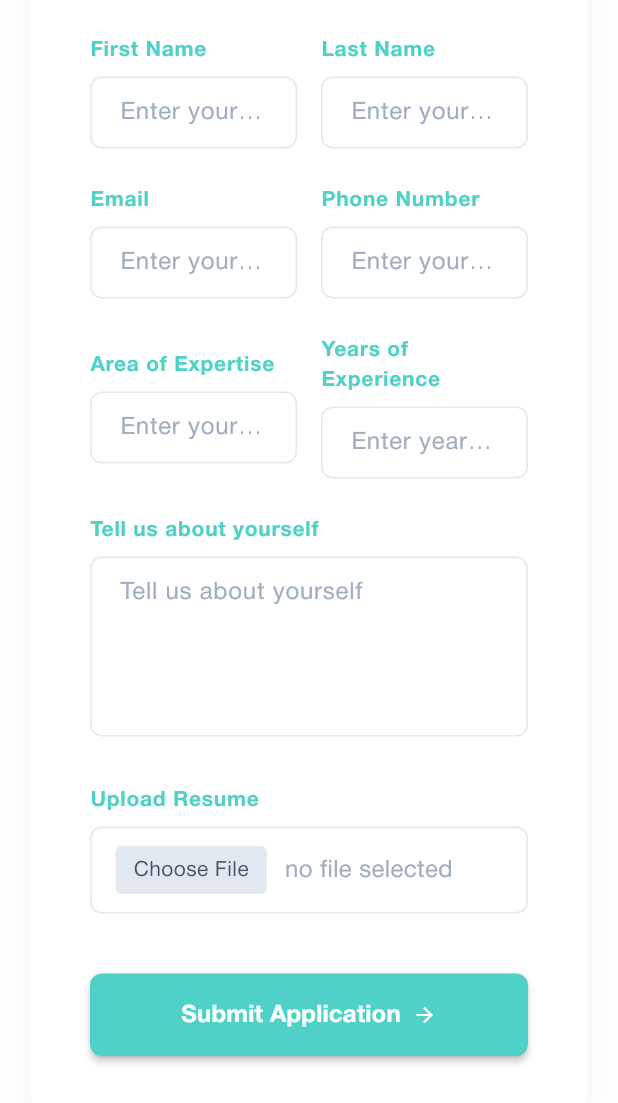
After one commit to dibindasky/egCollege, a Flutter app: the BecomeTrainerScreen screen opened by its route, scrolled down 1365 dp, after a tap on "Choose File", on a phone screen of 412 x 824 dp. The commit adds this screen. Shown: the top 1103 px of the screen. Run offline on Flutter 3.47's test engine with Material 3 defaults, Android fonts, the phone set to English and light mode, and no system bars; our stand-ins replace animate_do, dartz, dio, get, go_router, shared_preferences and 2 more; accounts and stored records are empty.

Commit message:
added trainer

```diff
--- a/lib/application/presentation/routes/routes.dart
+++ b/lib/application/presentation/routes/routes.dart
@@ -4,4 +4,5 @@ class Routes {
   static String about = '/about';
   static String courses = '/courses';
   static const String courseDetail = '/course_detail/:id';
+  static const String trainer = '/trainer';
 }
--- a/lib/application/presentation/routes/routes_config.dart
+++ b/lib/application/presentation/routes/routes_config.dart
@@ -1,6 +1,7 @@
 import 'package:edu_college/application/presentation/routes/route_title.dart';
 import 'package:edu_college/application/presentation/routes/routes.dart';
 import 'package:edu_college/application/presentation/screens/about/about.dart';
+import 'package:edu_college/application/presentation/screens/become_trainer/trainer.dart';
 import 'package:edu_college/application/presentation/screens/contact_us/contsct_us.dart';
 import 'package:edu_college/application/presentation/screens/course/course_detail.dart';
 import 'package:edu_college/application/presentation/screens/course/courses.dart';
@@ -47,6 +48,12 @@ class GoRouterConfig {
           return CourseDetailScreen(
               id: state.pathParameters['id'] ?? '', course: course['course']);
         }),
+    GoRoute(
+        path: Routes.trainer,
+        builder: (context, state) {
+          changeWebTitle(context, 'eduGardian - Trainer');
+          return const BecomeTrainerScreen();
+        }),
   ];
   static _errorScreen() => Scaffold(
         appBar: AppBar(title: const Text('Error')),
--- /dev/null
+++ b/lib/application/presentation/screens/become_trainer/trainer.dart
@@ -0,0 +1,596 @@
+import 'package:flutter/material.dart';
+
+class BecomeTrainerScreen extends StatefulWidget {
+  const BecomeTrainerScreen({super.key});
+
+  @override
+  State<BecomeTrainerScreen> createState() => _BecomeTrainerScreenState();
+}
+
+class _BecomeTrainerScreenState extends State<BecomeTrainerScreen> {
+  final _formKey = GlobalKey<FormState>();
+  final _firstNameController = TextEditingController();
+  final _lastNameController = TextEditingController();
+  final _emailController = TextEditingController();
+  final _phoneController = TextEditingController();
+  final _expertiseController = TextEditingController();
+  final _experienceController = TextEditingController();
+  final _aboutController = TextEditingController();
+
+  String? _selectedFileName;
+
+  @override
+  Widget build(BuildContext context) {
+    return Scaffold(
+      body: SingleChildScrollView(
+        child: Column(
+          children: [
+            // Header Section
+            _buildHeader(),
+
+            // Main Content
+            _buildMainContent(),
+          ],
+        ),
+      ),
+    );
+  }
+
+  Widget _buildHeader() {
+    return Container(
+      width: double.infinity,
+      decoration: const BoxDecoration(
+        gradient: LinearGradient(
+          colors: [
+            Color(0xFFE8F4F8),
+            Color(0xFFDCEDF4),
+          ],
+          begin: Alignment.topCenter,
+          end: Alignment.bottomCenter,
+        ),
+      ),
+      child: SafeArea(
+        child: Padding(
+          padding: const EdgeInsets.symmetric(horizontal: 20, vertical: 60),
+          child: Column(
+            children: [
+              // Main Title
+              const Text(
+                'Become a Trainer',
+                style: TextStyle(
+                  fontSize: 48,
+                  fontWeight: FontWeight.bold,
+                  color: Color(0xFF2D3748),
+                  height: 1.2,
+                ),
+                textAlign: TextAlign.center,
+              ),
+              const SizedBox(height: 16),
+
+              // Breadcrumb
+              Row(
+                mainAxisAlignment: MainAxisAlignment.center,
+                children: [
+                  GestureDetector(
+                    //  onTap: () => Navigator.pop(context),
+                    child: const Text(
+                      'Home',
+                      style: TextStyle(
+                        color: Color(0xFF718096),
+                        fontSize: 16,
+                      ),
+                    ),
+                  ),
+                  const SizedBox(width: 8),
+                  const Icon(
+                    Icons.chevron_right,
+                    size: 16,
+                    color: Color(0xFF718096),
+                  ),
+                  const SizedBox(width: 8),
+                  const Text(
+                    'Become a Trainer',
+                    style: TextStyle(
+                      color: Color(0xFF718096),
+                      fontSize: 16,
+                    ),
+                  ),
+                ],
+              ),
+            ],
+          ),
+        ),
+      ),
+    );
+  }
+
+  Widget _buildMainContent() {
+    return Container(
+      width: double.infinity,
+      color: Colors.white,
+      child: Padding(
+        padding: const EdgeInsets.all(20),
+        child: LayoutBuilder(
+          builder: (context, constraints) {
+            final isDesktop = constraints.maxWidth > 768;
+
+            return Column(
+              children: [
+                const SizedBox(height: 60),
+
+                // Join Our Team Section
+                _buildJoinTeamSection(),
+                const SizedBox(height: 80),
+
+                // Application Form Section
+                if (isDesktop) _buildDesktopLayout() else _buildMobileLayout(),
+
+                const SizedBox(height: 60),
+              ],
+            );
+          },
+        ),
+      ),
+    );
+  }
+
+  Widget _buildJoinTeamSection() {
+    return Column(
+      children: [
+        Container(
+          padding: const EdgeInsets.symmetric(horizontal: 20, vertical: 8),
+          decoration: BoxDecoration(
+            color: const Color(0xFF4FD1C7).withOpacity(0.1),
+            borderRadius: BorderRadius.circular(20),
+          ),
+          child: const Text(
+            'JOIN OUR TEAM',
+            style: TextStyle(
+              color: Color(0xFF4FD1C7),
+              fontSize: 14,
+              fontWeight: FontWeight.w600,
+              letterSpacing: 1.2,
+            ),
+          ),
+        ),
+        const SizedBox(height: 20),
+        const Text(
+          'Apply as a Trainer',
+          style: TextStyle(
+            fontSize: 42,
+            fontWeight: FontWeight.bold,
+            color: Color(0xFF2D3748),
+            height: 1.2,
+          ),
+          textAlign: TextAlign.center,
+        ),
+        const SizedBox(height: 24),
+        Container(
+          constraints: const BoxConstraints(maxWidth: 600),
+          child: const Text(
+            'Become a part of Vibe Education and inspire students through high-quality training. Share your expertise and help shape the future of learning.',
+            style: TextStyle(
+              fontSize: 18,
+              color: Color(0xFF718096),
+              height: 1.6,
+            ),
+            textAlign: TextAlign.center,
+          ),
+        ),
+      ],
+    );
+  }
+
+  Widget _buildDesktopLayout() {
+    return Container(
+      constraints: const BoxConstraints(maxWidth: 1200),
+      child: Row(
+        crossAxisAlignment: CrossAxisAlignment.start,
+        children: [
+          // Image Section
+          Expanded(
+            flex: 1,
+            child: _buildImageSection(),
+          ),
+          const SizedBox(width: 60),
+
+          // Form Section
+          Expanded(
+            flex: 1,
+            child: _buildFormSection(),
+          ),
+        ],
+      ),
+    );
+  }
+
+  Widget _buildMobileLayout() {
+    return Column(
+      children: [
+        _buildImageSection(),
+        const SizedBox(height: 40),
+        _buildFormSection(),
+      ],
+    );
+  }
+
+  Widget _buildImageSection() {
+    return Container(
+      width: double.infinity,
+      height: 500,
+      decoration: BoxDecoration(
+        borderRadius: BorderRadius.circular(16),
+        boxShadow: [
+          BoxShadow(
+            color: Colors.black.withOpacity(0.1),
+            blurRadius: 20,
+            offset: const Offset(0, 10),
+          ),
+        ],
+      ),
+      child: ClipRRect(
+        borderRadius: BorderRadius.circular(16),
+        child: Image.asset(
+          'assets/images/trainer.jpg',
+          fit: BoxFit.cover,
+          errorBuilder: (context, error, stackTrace) {
+            return Container(
+              color: Colors.grey[200],
+              child: const Center(
+                child: Icon(
+                  Icons.person,
+                  size: 100,
+                  color: Colors.grey,
+                ),
+              ),
+            );
+          },
+        ),
+      ),
+    );
+  }
+
+  Widget _buildFormSection() {
+    return Container(
+      padding: const EdgeInsets.all(40),
+      decoration: BoxDecoration(
+        color: Colors.white,
+        borderRadius: BorderRadius.circular(16),
+        boxShadow: [
+          BoxShadow(
+            color: Colors.black.withOpacity(0.05),
+            blurRadius: 20,
+            offset: const Offset(0, 10),
+          ),
+        ],
+      ),
+      child: Form(
+        key: _formKey,
+        child: Column(
+          crossAxisAlignment: CrossAxisAlignment.start,
+          children: [
+            // Form Header
+            Container(
+              padding: const EdgeInsets.symmetric(horizontal: 16, vertical: 8),
+              decoration: BoxDecoration(
+                color: const Color(0xFF4FD1C7).withOpacity(0.1),
+                borderRadius: BorderRadius.circular(20),
+              ),
+              child: const Text(
+                'BECOME A TRAINER',
+                style: TextStyle(
+                  color: Color(0xFF4FD1C7),
+                  fontSize: 12,
+                  fontWeight: FontWeight.w600,
+                  letterSpacing: 1.2,
+                ),
+              ),
+            ),
+            const SizedBox(height: 16),
+
+            const Text(
+              'Trainer Application',
+              style: TextStyle(
+                fontSize: 32,
+                fontWeight: FontWeight.bold,
+                color: Color(0xFF2D3748),
+              ),
+            ),
+            const SizedBox(height: 32),
+
+            // Form Fields
+            Row(
+              children: [
+                Expanded(
+                  child: _buildTextField(
+                    controller: _firstNameController,
+                    label: 'First Name',
+                    hintText: 'Enter your first name',
+                  ),
+                ),
+                const SizedBox(width: 16),
+                Expanded(
+                  child: _buildTextField(
+                    controller: _lastNameController,
+                    label: 'Last Name',
+                    hintText: 'Enter your last name',
+                  ),
+                ),
+              ],
+            ),
+            const SizedBox(height: 24),
+
+            Row(
+              children: [
+                Expanded(
+                  child: _buildTextField(
+                    controller: _emailController,
+                    label: 'Email',
+                    hintText: 'Enter your email',
+                    keyboardType: TextInputType.emailAddress,
+                  ),
+                ),
+                const SizedBox(width: 16),
+                Expanded(
+                  child: _buildTextField(
+                    controller: _phoneController,
+                    label: 'Phone Number',
+                    hintText: 'Enter your phone number',
+                    keyboardType: TextInputType.phone,
+                  ),
+                ),
+              ],
+            ),
+            const SizedBox(height: 24),
+
+            Row(
+              children: [
+                Expanded(
+                  child: _buildTextField(
+                    controller: _expertiseController,
+                    label: 'Area of Expertise',
+                    hintText: 'Enter your expertise area',
+                  ),
+                ),
+                const SizedBox(width: 16),
+                Expanded(
+                  child: _buildTextField(
+                    controller: _experienceController,
+                    label: 'Years of Experience',
+                    hintText: 'Enter years of experience',
+                    keyboardType: TextInputType.number,
+                  ),
+                ),
+              ],
+            ),
+            const SizedBox(height: 24),
+
+            _buildTextField(
+              controller: _aboutController,
+              label: 'Tell us about yourself',
+              hintText: 'Tell us about yourself',
+              maxLines: 4,
+            ),
+            const SizedBox(height: 32),
+
+            // File Upload
+            _buildFileUpload(),
+            const SizedBox(height: 40),
+
+            // Submit Button
+            _buildSubmitButton(),
+          ],
+        ),
+      ),
+    );
+  }
+
+  Widget _buildTextField({
+    required TextEditingController controller,
+    required String label,
+    required String hintText,
+    TextInputType? keyboardType,
+    int maxLines = 1,
+  }) {
+    return Column(
+      crossAxisAlignment: CrossAxisAlignment.start,
+      children: [
+        Text(
+          label,
+          style: const TextStyle(
+            fontSize: 14,
+            fontWeight: FontWeight.w600,
+            color: Color(0xFF4FD1C7),
+            letterSpacing: 0.5,
+          ),
+        ),
+        const SizedBox(height: 8),
+        TextFormField(
+          controller: controller,
+          keyboardType: keyboardType,
+          maxLines: maxLines,
+          decoration: InputDecoration(
+            hintText: hintText,
+            hintStyle: const TextStyle(
+              color: Color(0xFFA0AEC0),
+              fontSize: 16,
+            ),
+            border: OutlineInputBorder(
+              borderRadius: BorderRadius.circular(8),
+              borderSide: const BorderSide(
+                color: Color(0xFFE2E8F0),
+                width: 1,
+              ),
+            ),
+            enabledBorder: OutlineInputBorder(
+              borderRadius: BorderRadius.circular(8),
+              borderSide: const BorderSide(
+                color: Color(0xFFE2E8F0),
+                width: 1,
+              ),
+            ),
+            focusedBorder: OutlineInputBorder(
+              borderRadius: BorderRadius.circular(8),
+              borderSide: const BorderSide(
+                color: Color(0xFF4FD1C7),
+                width: 2,
+              ),
+            ),
+            contentPadding: const EdgeInsets.symmetric(
+              horizontal: 16,
+              vertical: 12,
+            ),
+          ),
+          validator: (value) {
+            if (value == null || value.isEmpty) {
+              return 'This field is required';
+            }
+            return null;
+          },
+        ),
+      ],
+    );
+  }
+
+  Widget _buildFileUpload() {
+    return Column(
+      crossAxisAlignment: CrossAxisAlignment.start,
+      children: [
+        const Text(
+          'Upload Resume',
+          style: TextStyle(
+            fontSize: 14,
+            fontWeight: FontWeight.w600,
+            color: Color(0xFF4FD1C7),
+            letterSpacing: 0.5,
+          ),
+        ),
+        const SizedBox(height: 8),
+        GestureDetector(
+          onTap: _pickFile,
+          child: Container(
+            width: double.infinity,
+            padding: const EdgeInsets.symmetric(vertical: 12, horizontal: 16),
+            decoration: BoxDecoration(
+              border: Border.all(
+                color: const Color(0xFFE2E8F0),
+                width: 1,
+              ),
+              borderRadius: BorderRadius.circular(8),
+            ),
+            child: Row(
+              children: [
+                Container(
+                  padding:
+                      const EdgeInsets.symmetric(horizontal: 12, vertical: 6),
+                  decoration: BoxDecoration(
+                    color: const Color(0xFFE2E8F0),
+                    borderRadius: BorderRadius.circular(4),
+                  ),
+                  child: const Text(
+                    'Choose File',
+                    style: TextStyle(
+                      color: Color(0xFF4A5568),
+                      fontSize: 14,
+                    ),
+                  ),
+                ),
+                const SizedBox(width: 12),
+                Expanded(
+                  child: Text(
+                    _selectedFileName ?? 'no file selected',
+                    style: const TextStyle(
+                      color: Color(0xFFA0AEC0),
+                      fontSize: 16,
+                    ),
+                  ),
+                ),
+              ],
+            ),
+          ),
+        ),
+      ],
+    );
+  }
+
+  Widget _buildSubmitButton() {
+    return SizedBox(
+      width: double.infinity,
+      child: ElevatedButton(
+        onPressed: _submitForm,
+        style: ElevatedButton.styleFrom(
+          backgroundColor: const Color(0xFF4FD1C7),
+          foregroundColor: Colors.white,
+          padding: const EdgeInsets.symmetric(vertical: 16),
+          shape: RoundedRectangleBorder(
+            borderRadius: BorderRadius.circular(8),
+          ),
+          elevation: 2,
+        ),
+        child: const Row(
+          mainAxisAlignment: MainAxisAlignment.center,
+          children: [
+            Text(
+              'Submit Application',
+              style: TextStyle(
+                fontSize: 16,
+                fontWeight: FontWeight.w600,
+              ),
+            ),
+            SizedBox(width: 8),
+            Icon(
+              Icons.arrow_forward,
+              size: 16,
+            ),
+          ],
+        ),
+      ),
+    );
+  }
+
+  Future<void> _pickFile() async {
+    // try {
+    //   FilePickerResult? result = await FilePicker.platform.pickFiles(
+    //     type: FileType.custom,
+    //     allowedExtensions: ['pdf', 'doc', 'docx'],
+    //   );
+
+    //   if (result != null) {
+    //     setState(() {
+    //       _selectedFileName = result.files.single.name;
+    //     });
+    //   }
+    // } catch (e) {
+    //   // Handle error
+    //   ScaffoldMessenger.of(context).showSnackBar(
+    //     const SnackBar(
+    //       content: Text('Error picking file. Please try again.'),
+    //     ),
+    //   );
+    // }
+  }
+
+  void _submitForm() {
+    if (_formKey.currentState!.validate()) {
+      // Handle form submission
+      ScaffoldMessenger.of(context).showSnackBar(
+        const SnackBar(
+          content: Text('Application submitted successfully!'),
+          backgroundColor: Color(0xFF4FD1C7),
+        ),
+      );
+    }
+  }
+
+  @override
+  void dispose() {
+    _firstNameController.dispose();
+    _lastNameController.dispose();
+    _emailController.dispose();
+    _phoneController.dispose();
+    _expertiseController.dispose();
+    _experienceController.dispose();
+    _aboutController.dispose();
+    super.dispose();
+  }
+}
--- a/lib/application/presentation/screens/home/widgets/app_bar.dart
+++ b/lib/application/presentation/screens/home/widgets/app_bar.dart
@@ -88,6 +88,10 @@ class _AppHeaderState extends State<AppHeader> {
             child: _buildNavItem('About')),
         const SizedBox(width: 40),
         GestureDetector(
+            onTap: () => context.go(Routes.trainer),
+            child: _buildNavItem('Trainer')),
+        const SizedBox(width: 40),
+        GestureDetector(
             onTap: () => context.go(Routes.courses),
             child: _buildNavItem('Courses')),
         const SizedBox(width: 40),
@@ -97,8 +101,7 @@ class _AppHeaderState extends State<AppHeader> {
   }
 
   Widget _buildNavItem(String text, {bool hasDropdown = false}) {
-    return Row(
-      children: [
+    return Row(children: [
       Text(
         text,
         style: const TextStyle(
@@ -109,14 +112,9 @@ class _AppHeaderState extends State<AppHeader> {
       ),
       if (hasDropdown) ...[
         const SizedBox(width: 6),
-          const Icon(
-            Icons.keyboard_arrow_down,
-            color: Colors.white,
-            size: 20,
-          ),
-        ],
-      ],
-    );
+        const Icon(Icons.keyboard_arrow_down, color: Colors.white, size: 20)
+      ]
+    ]);
   }
 
   Widget _buildContactButton() {
```
Lines whose indentation alone changed are shown as unchanged.
